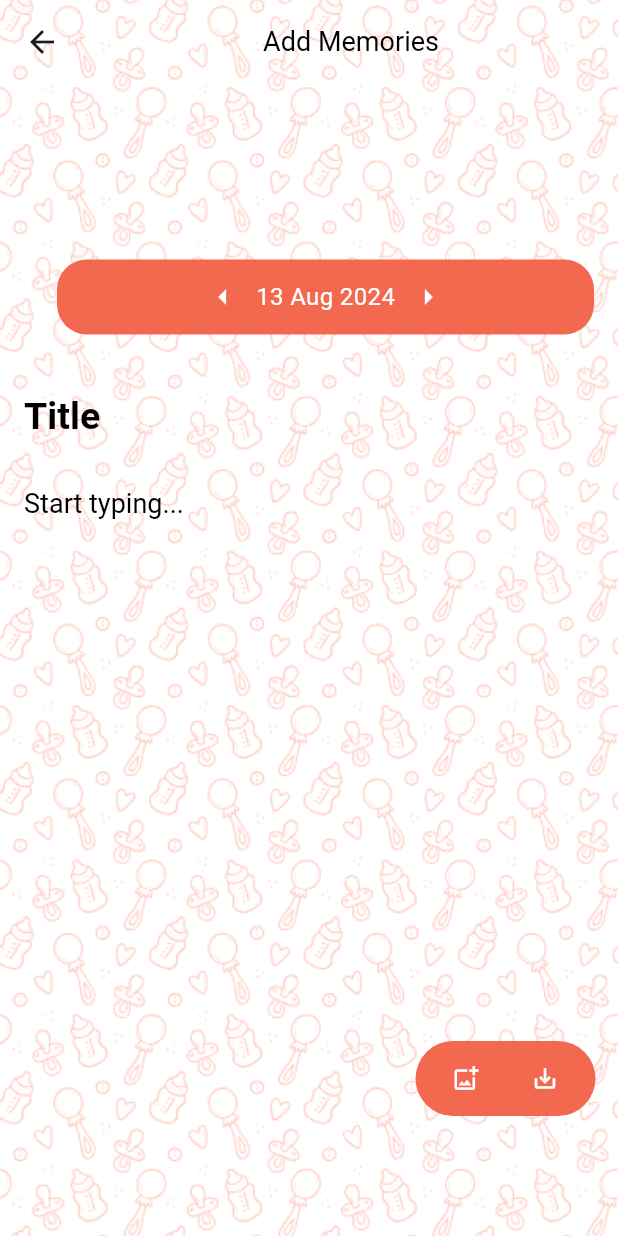
After one commit to zeynepgokdogan/Daily-App, a Flutter app: the Daily screen opened directly, on a phone screen of 412 x 824 dp. The commit adds this screen. Run offline on Flutter 3.47's test engine with Material 3 defaults, Android fonts, the phone set to English and light mode, and no system bars; our stand-ins replace cloud_firestore, firebase_auth, firebase_core; accounts and stored records are empty; Roboto replaces fonts that are missing (Poppins).

Commit message:
add daily page and styles dart file

```diff
--- /dev/null
+++ b/lib/pages/daily.dart
@@ -0,0 +1,118 @@
+import 'package:flutter/material.dart';
+import '/util/styles.dart';
+import '/util/calendar.dart';
+
+class Daily extends StatefulWidget {
+  const Daily({super.key});
+
+  @override
+  State<Daily> createState() => _DailyState();
+}
+
+class _DailyState extends State<Daily> {
+  @override
+  Widget build(BuildContext context) {
+    return Stack(
+      children: [
+        Container(
+          width: double.infinity,
+          height: double.infinity,
+          decoration: const BoxDecoration(
+            image: DecorationImage(
+              image: AssetImage('assets/images/1.png'),
+              fit: BoxFit.cover,
+            ),
+          ),
+        ),
+        Scaffold(
+          backgroundColor: Colors.transparent,
+          appBar: AppBar(
+            leading: IconButton(
+              icon: const Icon(Icons.arrow_back),
+              onPressed: () {
+                Navigator.pop(context);
+              },
+            ),
+            title: const Center(
+              child: Text(
+                'Add Memories',
+                style: customTextStyle,
+                textAlign: TextAlign.left,
+              ),
+            ),
+            backgroundColor: Colors.transparent,
+            elevation: 0,
+          ),
+          body: const SingleChildScrollView(
+            padding: EdgeInsets.all(16.0),
+            child: Column(
+              crossAxisAlignment: CrossAxisAlignment.start,
+              children: [
+                Center(child: Calendar()),
+                SizedBox(height: 30),
+                TextField(
+                  textAlign: TextAlign.left,
+                  decoration: InputDecoration(
+                    border: InputBorder.none,
+                    hintStyle: hintTextStyle,
+                    hintText: 'Title',
+                  ),
+                  style: customTextStyle,
+                ),
+                SizedBox(height: 16),
+                TextField(
+                  textAlign: TextAlign.left,
+                  maxLines: 5,
+                  decoration: InputDecoration(
+                    border: InputBorder.none,
+                    hintStyle: customTextStyle,
+                    hintText: 'Start typing...',
+                  ),
+                  style: customTextStyle,
+                ),
+              ],
+            ),
+          ),
+        ),
+        Align(
+          alignment: Alignment.bottomRight,
+          child: Padding(
+            padding: const EdgeInsets.only(bottom: 80.0, right: 15.0),
+            child: Container(
+              width: 120,
+              height: 50,
+              padding: const EdgeInsets.all(5),
+              decoration: const BoxDecoration(
+                color: Color(0xFFF26950),
+                borderRadius: BorderRadius.all(Radius.circular(50)),
+              ),
+              child: Center(
+                child: Row(
+                  mainAxisAlignment: MainAxisAlignment.spaceEvenly,
+                  children: [
+                    IconButton(
+                      icon: Icon(
+                        Icons.add_photo_alternate_outlined,
+                        color: iconStyle().color,
+                        size: iconStyle().size,
+                      ),
+                      onPressed: () {},
+                    ),
+                    IconButton(
+                      icon: Icon(
+                        Icons.save_alt_outlined,
+                        color: iconStyle().color,
+                        size: iconStyle().size,
+                      ),
+                      onPressed: () {},
+                    ),
+                  ],
+                ),
+              ),
+            ),
+          ),
+        ),
+      ],
+    );
+  }
+}
--- a/lib/pages/login_page.dart
+++ b/lib/pages/login_page.dart
@@ -1,7 +1,7 @@
 import 'package:firebase_auth/firebase_auth.dart';
 import 'package:flutter/material.dart';
-import 'signup_page.dart'; // Import the SignUpPage
-import 'home_page.dart'; // Import the HomePage
+import 'signup_page.dart';
+import 'daily.dart';
 
 class LoginPage extends StatefulWidget {
   const LoginPage({super.key});
@@ -100,7 +100,7 @@ class _LoginPageState extends State<LoginPage> {
       // Navigate to HomePage after successful login
       Navigator.pushReplacement(
         context,
-        MaterialPageRoute(builder: (context) => const HomePage()),
+        MaterialPageRoute(builder: (context) => const Daily()),
       );
     } catch (e) {
       print('Error: ${e.toString()}');
--- a/lib/pages/signup_page.dart
+++ b/lib/pages/signup_page.dart
@@ -3,7 +3,7 @@ import 'package:cloud_firestore/cloud_firestore.dart';
 import 'package:flutter/material.dart';
 
 class SignUpPage extends StatefulWidget {
-  const SignUpPage({Key? key}) : super(key: key);
+  const SignUpPage({super.key});
 
   @override
   _SignUpPageState createState() => _SignUpPageState();
--- /dev/null
+++ b/lib/util/calendar.dart
@@ -0,0 +1,111 @@
+import 'package:flutter/material.dart';
+import 'package:intl/intl.dart';
+
+class Calendar extends StatefulWidget {
+  const Calendar({super.key});
+
+  @override
+  State<Calendar> createState() => _CalendarState();
+}
+
+class _CalendarState extends State<Calendar> {
+  DateTime? _selectedDate;
+  bool _isLeftArrowPressed = false;
+  bool _isRightArrowPressed = false;
+
+  Future<void> _selectDate(BuildContext context) async {
+    final DateTime? picked = await showDatePicker(
+      context: context,
+      initialDate: _selectedDate ?? DateTime.now(),
+      firstDate: DateTime(2000),
+      lastDate: DateTime(2101),
+    );
+    if (picked != null && picked != _selectedDate) {
+      setState(() {
+        _selectedDate = picked;
+      });
+    }
+  }
+
+  @override
+  Widget build(BuildContext context) {
+    final String displayDate = _selectedDate != null
+        ? DateFormat('dd MMM yyyy').format(_selectedDate!)
+        : DateFormat('dd MMM yyyy').format(DateTime.now());
+
+    return Container(
+      width: 359,
+      height: 50,
+      padding: const EdgeInsets.fromLTRB(20, 10, 20, 10),
+      margin: const EdgeInsets.only(top: 101, left: 22),
+      decoration: const BoxDecoration(
+        color: Color(0xFFF26950),
+        borderRadius: BorderRadius.all(Radius.circular(20)),
+      ),
+      child: Row(
+        mainAxisAlignment: MainAxisAlignment.center,
+        crossAxisAlignment: CrossAxisAlignment.center,
+        children: [
+          GestureDetector(
+            onTapDown: (_) {
+              setState(() {
+                _isLeftArrowPressed = true;
+              });
+            },
+            onTapUp: (_) {
+              setState(() {
+                _isLeftArrowPressed = false;
+                _selectedDate = (_selectedDate ?? DateTime.now())
+                    .subtract(const Duration(days: 1));
+              });
+            },
+            onTapCancel: () {
+              setState(() {
+                _isLeftArrowPressed = false;
+              });
+            },
+            child: Icon(
+              Icons.arrow_left,
+              color: _isLeftArrowPressed ? Colors.grey : Colors.white,
+            ),
+          ),
+          const SizedBox(width: 10),
+          GestureDetector(
+            onTap: () => _selectDate(context),
+            child: Text(
+              displayDate,
+              style: const TextStyle(
+                color: Colors.white,
+                fontSize: 16,
+              ),
+            ),
+          ),
+          const SizedBox(width: 10),
+          GestureDetector(
+            onTapDown: (_) {
+              setState(() {
+                _isRightArrowPressed = true;
+              });
+            },
+            onTapUp: (_) {
+              setState(() {
+                _isRightArrowPressed = false;
+                _selectedDate = (_selectedDate ?? DateTime.now())
+                    .add(const Duration(days: 1));
+              });
+            },
+            onTapCancel: () {
+              setState(() {
+                _isRightArrowPressed = false;
+              });
+            },
+            child: Icon(
+              Icons.arrow_right,
+              color: _isRightArrowPressed ? Colors.grey : Colors.white,
+            ),
+          ),
+        ],
+      ),
+    );
+  }
+}
--- /dev/null
+++ b/lib/util/styles.dart
@@ -0,0 +1,29 @@
+import 'package:flutter/material.dart';
+
+const TextStyle customTextStyle = TextStyle(
+  fontFamily: 'Poppins',
+  fontSize: 18.0,
+  fontWeight: FontWeight.w400,
+  height: 21.6 / 18.0,
+  letterSpacing: 0.02,
+  color: Colors.black,
+);
+
+const TextStyle hintTextStyle = TextStyle(
+  fontFamily: 'Poppins',
+  fontSize: 25.0,
+  fontWeight: FontWeight.bold,
+  height: 21.6 / 18.0,
+  letterSpacing: 0.02,
+  color: Colors.black,
+);
+
+IconThemeData iconStyle({
+  Color color = Colors.white,
+  double iconSize = 18.0,
+}) {
+  return IconThemeData(
+    color: color,
+    size: iconSize,
+  );
+}
```
Also changed, not shown: lib/main.dart (+4 -7 lines), lib/pages/home_page.dart (deleted, +0 -43 lines), pubspec.yaml (+4 -68 lines), assets/images/1.png (added), assets/images/2.png (added), assets/images/3.png (added), assets/images/4.png (added), assets/images/5.png (added), assets/images/6.png (added), pubspec.lock.
